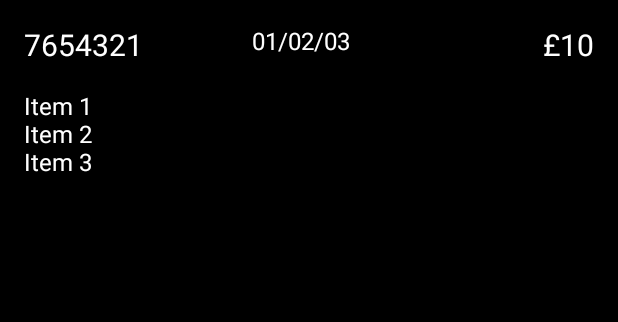
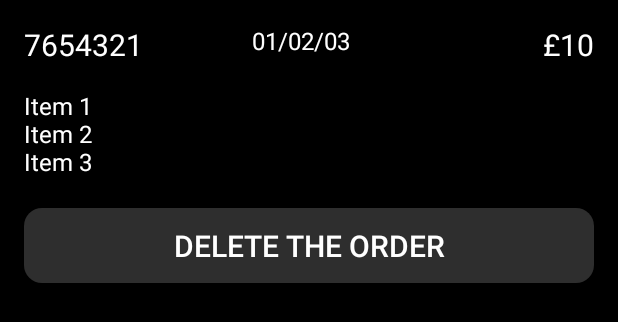
Before and after one commit to SDP15/goodb0i, an Android app: the layout list_order.xml on its own in the app's theme, with its tools: preview values and no code run, on a phone screen of 412 x 824 dp. Shown: the top 322 px of the screen. Run offline under Robolectric (Android 15) with nearby library versions, the phone set to English and light mode, and no system bars.

Commit message:
Orders can now be deleted. Need to update screen

```diff
--- a/android/App/app/src/main/java/com/sdp15/goodb0i/data/store/cache/RoomShoppingListStore.kt
+++ b/android/App/app/src/main/java/com/sdp15/goodb0i/data/store/cache/RoomShoppingListStore.kt
@@ -14,6 +14,10 @@ class RoomShoppingListStore(private val dao: ListDAO) : ShoppingListStore {
         Timber.i("Storing list $list")
         dao.insert(list)
     }
+    override suspend fun deleteList(list: ShoppingList){
+        Timber.i("Deleting list $list")
+        dao.delete(list)
+    }
 
     private val list = MutableLiveData<List<ShoppingList>>()
 
@@ -23,4 +27,6 @@ class RoomShoppingListStore(private val dao: ListDAO) : ShoppingListStore {
         }
         return list
     }
+
+
 }
--- a/android/App/app/src/main/java/com/sdp15/goodb0i/data/store/cache/ShoppingListStore.kt
+++ b/android/App/app/src/main/java/com/sdp15/goodb0i/data/store/cache/ShoppingListStore.kt
@@ -9,4 +9,6 @@ interface ShoppingListStore {
 
     fun loadLists(): LiveData<List<ShoppingList>>
 
+    suspend fun deleteList(list: ShoppingList)
+
 }
--- a/android/App/app/src/main/java/com/sdp15/goodb0i/view/list/saved/SavedListsFragment.kt
+++ b/android/App/app/src/main/java/com/sdp15/goodb0i/view/list/saved/SavedListsFragment.kt
@@ -1,5 +1,6 @@
 package com.sdp15.goodb0i.view.list.saved
 
+import android.content.Context
 import android.os.Bundle
 import android.view.LayoutInflater
 import android.view.View
@@ -7,7 +8,9 @@ import android.view.ViewGroup
 import androidx.fragment.app.Fragment
 import androidx.lifecycle.Observer
 import androidx.navigation.fragment.findNavController
+import androidx.room.Room
 import com.sdp15.goodb0i.R
+import com.sdp15.goodb0i.data.store.RoomDB
 import com.sdp15.goodb0i.switchOnEmpty
 import kotlinx.android.synthetic.main.layout_stored_lists.*
 import org.koin.androidx.viewmodel.ext.android.viewModel
@@ -23,6 +26,8 @@ class SavedListsFragment : Fragment() {
     ): View? {
         return inflater.inflate(R.layout.layout_stored_lists, container, false)
     }
+
+
 
     override fun onResume() {
         super.onResume()
--- a/android/App/app/src/main/java/com/sdp15/goodb0i/view/list/saved/SavedListsViewModel.kt
+++ b/android/App/app/src/main/java/com/sdp15/goodb0i/view/list/saved/SavedListsViewModel.kt
@@ -12,6 +12,7 @@ class SavedListsViewModel : BaseViewModel<Any>() {
     val lists = listStore.loadLists()
 
     override fun bind() {
+
     }
 
     fun open(list: ShoppingList) {
--- a/android/App/app/src/main/res/layout/list_order.xml
+++ b/android/App/app/src/main/res/layout/list_order.xml
@@ -55,5 +55,14 @@
         app:layout_constraintWidth_percent="0.8"
         tools:text="Item 1\nItem 2\nItem 3" />
 
+    <androidx.appcompat.widget.AppCompatButton
+            android:text="@string/label_delete_order"
+            android:layout_width="0dp"
+            android:layout_height="50dp"
+            android:id="@+id/delete_order_btn"
+            android:textSize="20sp" app:layout_constraintStart_toStartOf="parent"
+            app:layout_constraintEnd_toEndOf="parent" app:layout_constraintHorizontal_bias="0.0"
+            android:layout_marginTop="20dp" app:layout_constraintTop_toBottomOf="@+id/text_list_preview"/>
+
 
 </androidx.constraintlayout.widget.ConstraintLayout>
--- a/android/App/app/src/main/res/values/strings.xml
+++ b/android/App/app/src/main/res/values/strings.xml
@@ -42,4 +42,5 @@
     <string name="scan_items_msg">Please Scan the Item </string>
     <string name="label_checkout">Checkout</string>
     <string name="label_pay">Pay</string>
+    <string name="label_delete_order"> Delete the Order</string>
 </resources>
```
Also changed, not shown: android/App/app/src/main/java/com/sdp15/goodb0i/data/store/cache/ListDAO.kt (+3 -4 lines), android/App/app/src/main/java/com/sdp15/goodb0i/view/list/confirmation/ListConfirmationFragment.kt (+7 -0 lines), android/App/app/src/main/java/com/sdp15/goodb0i/view/list/saved/SavedListsAdapter.kt (+26 -2 lines), android/App/app/src/main/res/layout/layout_stored_lists.xml (+4 -4 lines).
